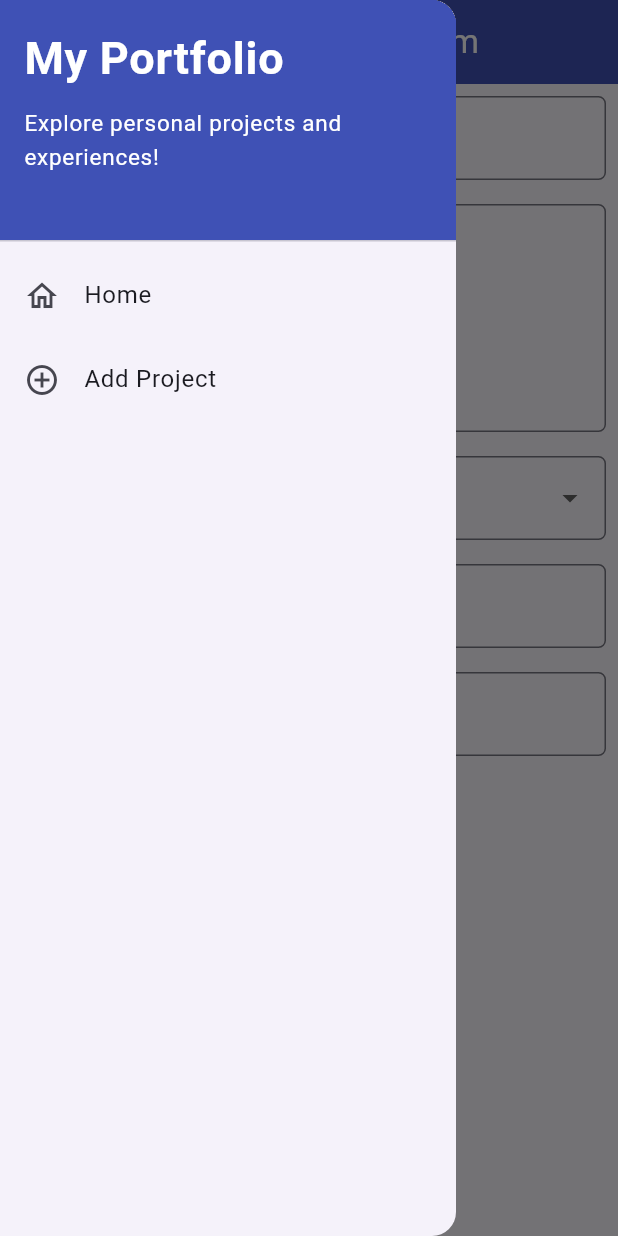
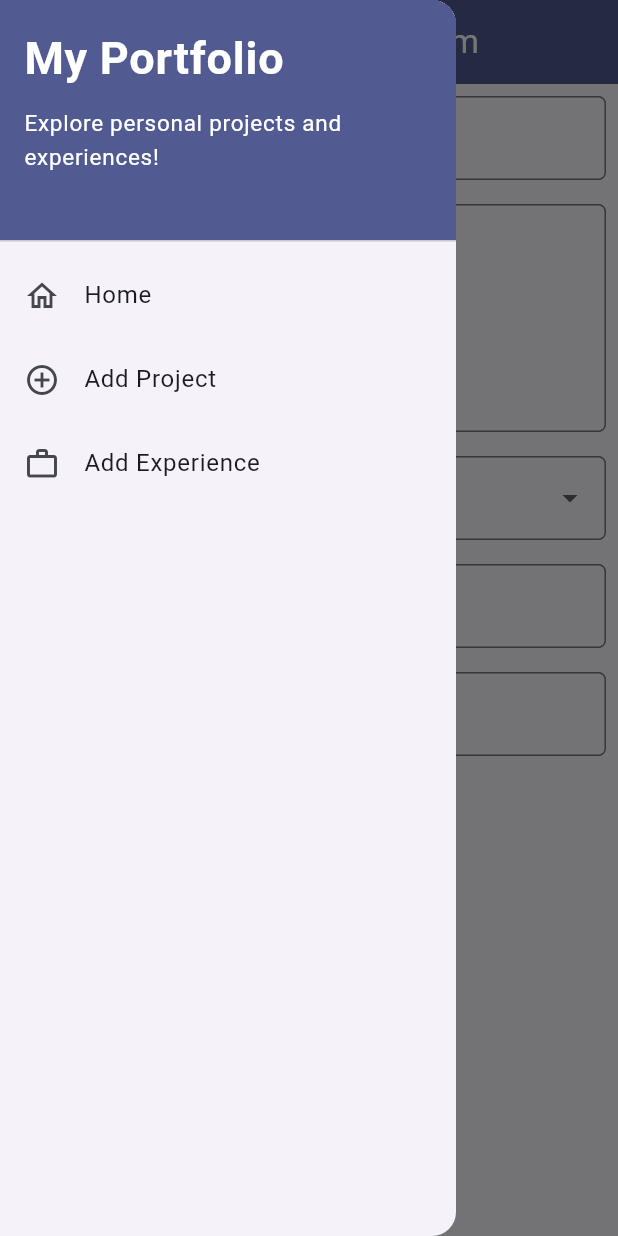
Before and after one commit to ahsanrifqi02-a/myportofolio_mobile, a Flutter app: the ProjectFormPage screen opened directly, with the side drawer open, on a phone screen of 412 x 824 dp. Run offline on Flutter 3.47's test engine with Material 3 defaults, Android fonts, the phone set to English and light mode, and no system bars; our stand-ins replace material_ui.

Commit message:
feat(drawer): add Add Experience menu item and unify theme colors across screens

```diff
--- a/lib/screens/project_form.dart
+++ b/lib/screens/project_form.dart
@@ -28,6 +28,8 @@ class _ProjectFormPageState extends State<ProjectFormPage> {
 
   @override
   Widget build(BuildContext context) {
+    final Color primaryColor = Theme.of(context).colorScheme.primary;
+
     return Scaffold(
       appBar: AppBar(
         title: const Center(
@@ -35,7 +37,7 @@ class _ProjectFormPageState extends State<ProjectFormPage> {
             'Add Project Form',
           ),
         ),
-        backgroundColor: Colors.indigo,
+        backgroundColor: primaryColor,
         foregroundColor: Colors.white,
       ),
       drawer: const LeftDrawer(),
@@ -167,7 +169,7 @@ class _ProjectFormPageState extends State<ProjectFormPage> {
                   child: ElevatedButton(
                     style: ButtonStyle(
                       backgroundColor:
-                          WidgetStateProperty.all(Colors.indigo),
+                          WidgetStateProperty.all(primaryColor),
                     ),
                     onPressed: () {
                       if (_formKey.currentState!.validate()) {
--- a/lib/widgets/left_drawer.dart
+++ b/lib/widgets/left_drawer.dart
@@ -1,4 +1,5 @@
 import 'package:material_ui/material_ui.dart';
+import 'package:myportofolio_mobile/screens/experience_form.dart';
 import 'package:myportofolio_mobile/screens/menu.dart';
 import 'package:myportofolio_mobile/screens/project_form.dart';
 
@@ -8,14 +9,16 @@ class LeftDrawer extends StatelessWidget {
 
   @override
   Widget build(BuildContext context) {
+    final Color primaryColor = Theme.of(context).colorScheme.primary;
+
     return Drawer(
       child: ListView(
         children: [
-          const DrawerHeader(
+          DrawerHeader(
             decoration: BoxDecoration(
-              color: Colors.indigo,
+              color: primaryColor,
             ),
-            child: SingleChildScrollView(
+            child: const SingleChildScrollView(
               child: Column(
                 crossAxisAlignment: CrossAxisAlignment.start,
                 children: [
@@ -65,6 +68,19 @@ class LeftDrawer extends StatelessWidget {
               );
             },
           ),
+          ListTile(
+            leading: const Icon(Icons.work_outline),
+            title: const Text('Add Experience'),
+            // Navigasi ke halaman tambah pengalaman (Experience)
+            onTap: () {
+              Navigator.pushReplacement(
+                context,
+                MaterialPageRoute(
+                  builder: (context) => const ExperienceFormPage(),
+                ),
+              );
+            },
+          ),
         ],
       ),
     );
```
